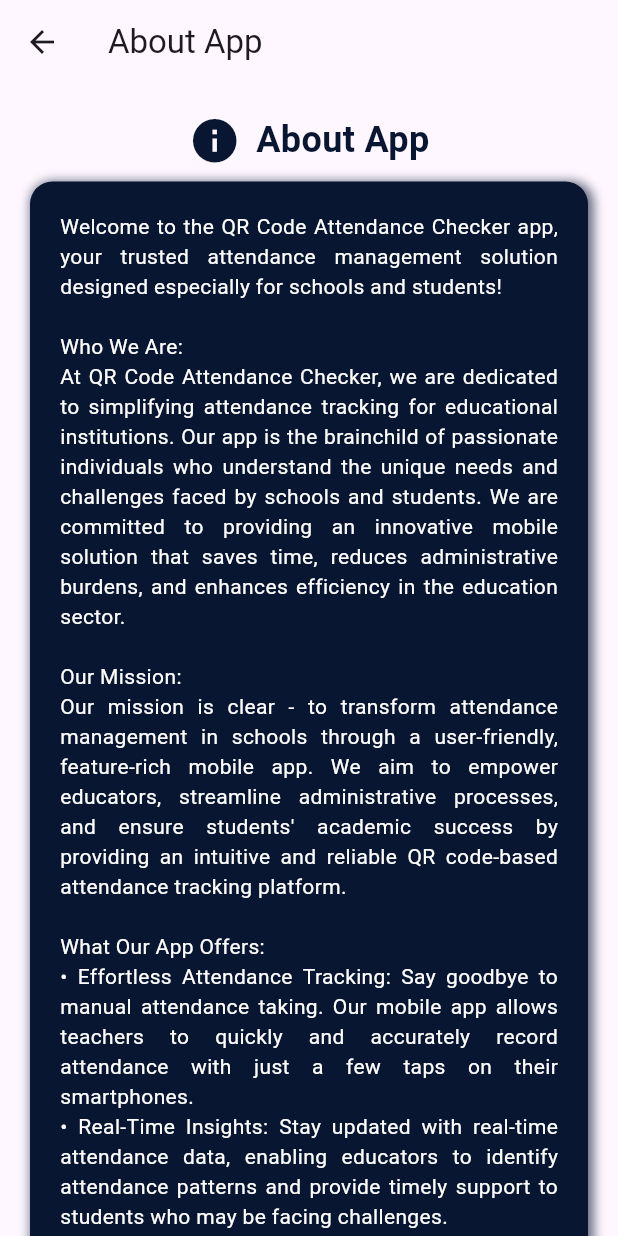
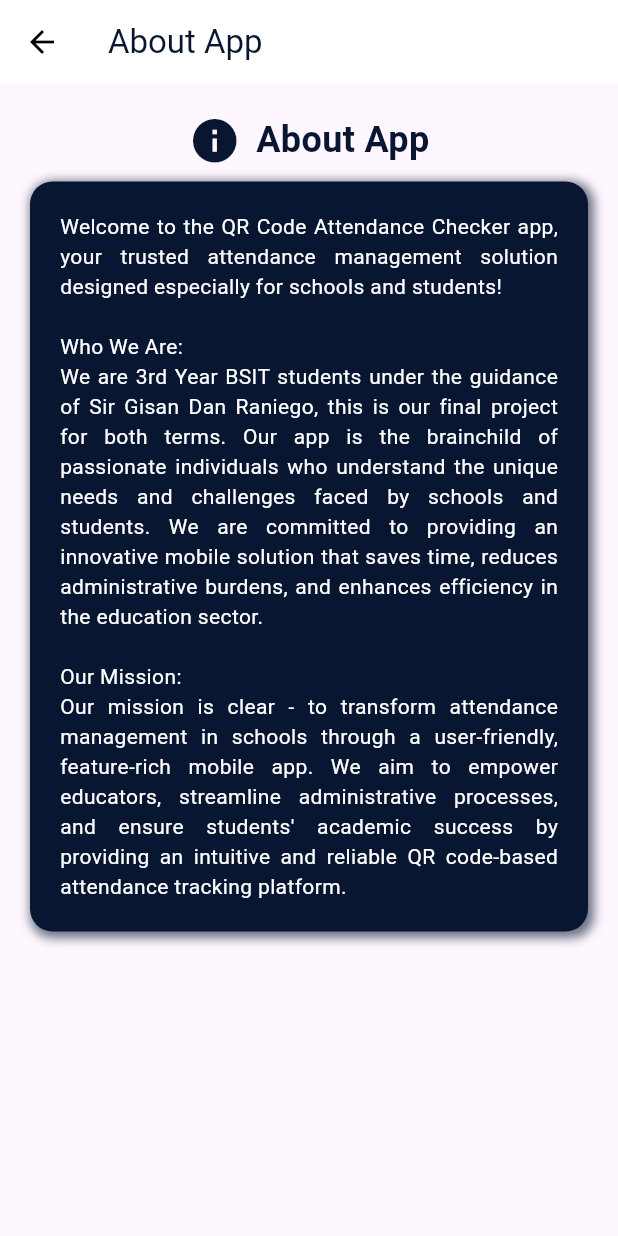
Before and after one commit to Amawers/attendifyyy, a Flutter app: the AboutApp screen opened directly, on a phone screen of 412 x 824 dp. Run offline on Flutter 3.47's test engine with Material 3 defaults, Android fonts, the phone set to English and light mode, and no system bars; our stand-ins replace email_validator, image_picker, shared_preferences; missing offline and left inert: mobile_scanner; accounts and stored records are empty.

Commit message:
done about app appbar and cut the text

```diff
--- a/lib/core/info_pages/about_app.dart
+++ b/lib/core/info_pages/about_app.dart
@@ -1,3 +1,4 @@
+import 'package:attendifyyy/bottom_nav_bar.dart';
 import 'package:attendifyyy/core/info_pages/contact_support.dart';
 import 'package:flutter/material.dart';
 
@@ -14,7 +15,12 @@ class _AboutAppState extends State<AboutApp> {
     return Scaffold(
       // Starting of AppBar Section
       appBar: AppBar(
-        title: const Text("About App"), // Title of the app bar
+        title: const Text("About App", style: TextStyle(color:  Color(0xFF081631) )),
+        leading: IconButton(
+            icon: const Icon(Icons.arrow_back, color: Colors.black),
+            onPressed:  () => Navigator.pop(context),
+            ),
+        backgroundColor: Colors.white,
       ), // Ending of AppBar Section
 
       body: SingleChildScrollView(
@@ -62,9 +68,8 @@ class _AboutAppState extends State<AboutApp> {
               ),
               child: const Text(
                 '''Welcome to the QR Code Attendance Checker app, your trusted attendance management solution designed especially for schools and students!
-                \nWho We Are:\nAt QR Code Attendance Checker, we are dedicated to simplifying attendance tracking for educational institutions. Our app is the brainchild of passionate individuals who understand the unique needs and challenges faced by schools and students. We are committed to providing an innovative mobile solution that saves time, reduces administrative burdens, and enhances efficiency in the education sector.
-                \nOur Mission:\nOur mission is clear - to transform attendance management in schools through a user-friendly, feature-rich mobile app. We aim to empower educators, streamline administrative processes, and ensure students' academic success by providing an intuitive and reliable QR code-based attendance tracking platform.
-                \nWhat Our App Offers:\n• Effortless Attendance Tracking: Say goodbye to manual attendance taking. Our mobile app allows teachers to quickly and accurately record attendance with just a few taps on their smartphones.\n• Real-Time Insights: Stay updated with real-time attendance data, enabling educators to identify attendance patterns and provide timely support to students who may be facing challenges.\n• Customization: Tailor our app to your school's specific needs. Whether you manage a small elementary school or a large university, our app can be adapted to your unique requirements.\n• Security: We prioritize the security of student data. Our app employs robust encryption and data protection measures to ensure the confidentiality and privacy of student information.''',
+                \nWho We Are:\n We are 3rd Year BSIT students under the guidance of Sir Gisan Dan Raniego, this is our final project for both terms. Our app is the brainchild of passionate individuals who understand the unique needs and challenges faced by schools and students. We are committed to providing an innovative mobile solution that saves time, reduces administrative burdens, and enhances efficiency in the education sector.
+                \nOur Mission:\nOur mission is clear - to transform attendance management in schools through a user-friendly, feature-rich mobile app. We aim to empower educators, streamline administrative processes, and ensure students' academic success by providing an intuitive and reliable QR code-based attendance tracking platform.''',
                 style: TextStyle(
                   color: Colors.white,
                   fontSize: 14,
```
